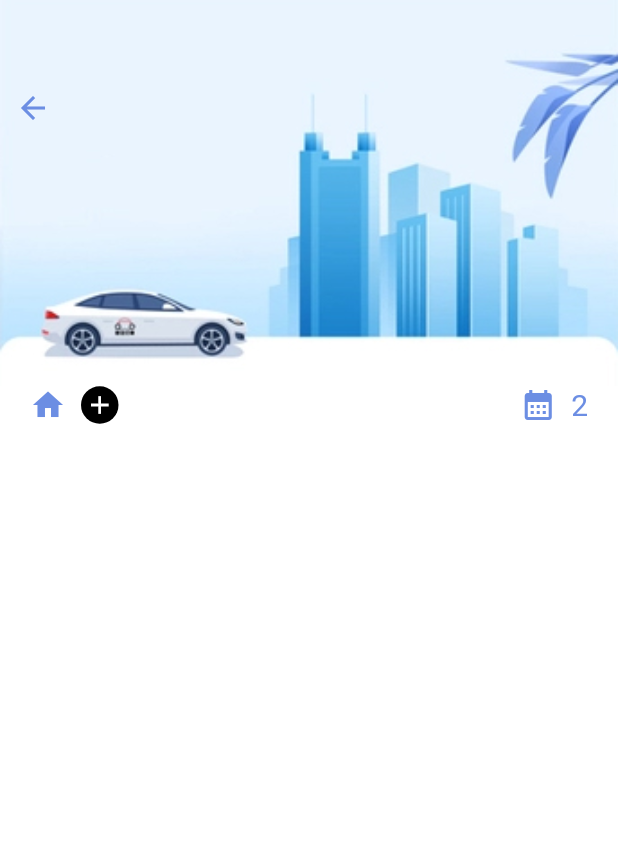
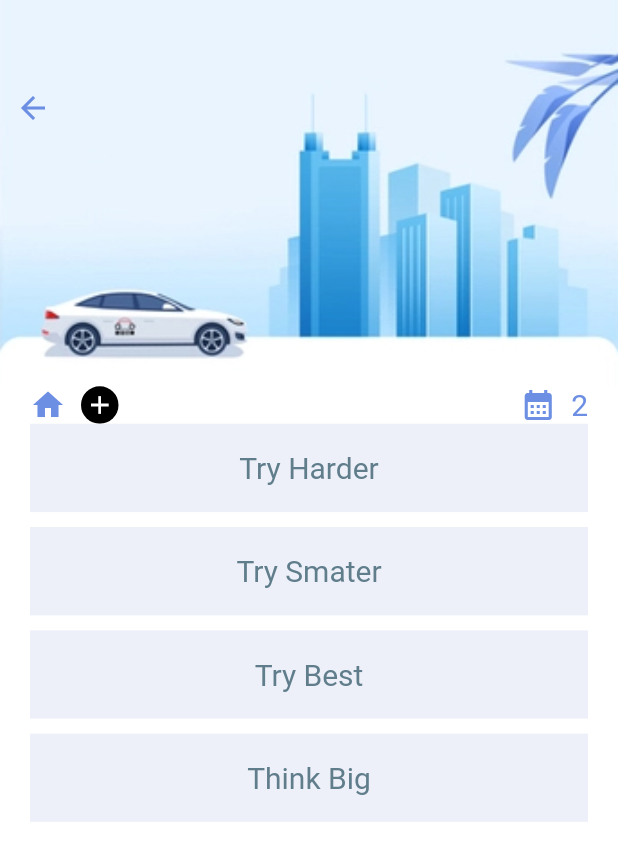
Before and after one commit to kasims07/task_managment, a Flutter app: the screen it shows after launch, on a phone screen of 412 x 824 dp. Shown: the top 861 px of the screen. Run offline on Flutter 3.47's test engine with Material 2 defaults, Android fonts, the light colour scheme and no system bars.

Commit message:
Day 3 1:23:12

```diff
--- a/lib/screens/all_tasks.dart
+++ b/lib/screens/all_tasks.dart
@@ -1,12 +1,35 @@
+import 'dart:io';
+
 import 'package:flutter/cupertino.dart';
 import 'package:flutter/material.dart';
 import 'package:task_managment/colors/app_colors.dart';
+import 'package:task_managment/widgets/button_widget.dart';
+import 'package:task_managment/widgets/task_widget.dart';
 
 class AllTasks extends StatelessWidget {
   const AllTasks({Key? key}) : super(key: key);
 
   @override
   Widget build(BuildContext context) {
+    List myData = ["Try Harder", "Try Smater", "Try Best", "Think Big"];
+    final leftEditIcon = Container(
+      margin: const EdgeInsets.only(bottom: 10),
+      color: const Color(0xFF2e3253).withOpacity(0.5),
+      child: const Icon(
+        Icons.edit,
+        color: Colors.white,
+      ),
+      alignment: Alignment.centerLeft,
+    );
+    final righDeletIcon = Container(
+      margin: const EdgeInsets.only(bottom: 10),
+      color: Colors.red,
+      child: const Icon(
+        Icons.delete,
+        color: Colors.white,
+      ),
+      alignment: Alignment.centerRight,
+    );
     return Scaffold(
       backgroundColor: Colors.white,
       body: Column(
@@ -63,6 +86,71 @@ class AllTasks extends StatelessWidget {
                 )
               ],
             ),
+          ),
+          Flexible(
+            child: ListView.builder(
+                itemCount: myData.length,
+                itemBuilder: ((context, index) {
+                  return Dismissible(
+                    background: leftEditIcon,
+                    secondaryBackground: righDeletIcon,
+                    onDismissed: (DismissDirection direction) {
+                      print("After Dismiss");
+                    },
+                    confirmDismiss: (DismissDirection direction) async {
+                      if (direction == DismissDirection.startToEnd) {
+                        showModalBottomSheet(
+                            backgroundColor: Colors.transparent,
+                            barrierColor: Colors.transparent,
+                            context: context,
+                            builder: (_) {
+                              return Container(
+                                height: 550,
+                                decoration: BoxDecoration(
+                                    color: const Color(0xFF2e3253)
+                                        .withOpacity(0.5),
+                                    borderRadius: const BorderRadius.only(
+                                        topLeft: Radius.circular(20),
+                                        topRight: Radius.circular(20))),
+                                child: Padding(
+                                  padding: const EdgeInsets.only(
+                                      left: 20, right: 20),
+                                  child: Column(
+                                    mainAxisAlignment: MainAxisAlignment.center,
+                                    children: [
+                                      ButtonWidget(
+                                          backgroundcolor: AppColors.mainColor,
+                                          text: "View",
+                                          textColor: Colors.white),
+                                      const SizedBox(
+                                        height: 20,
+                                      ),
+                                      ButtonWidget(
+                                          backgroundcolor: AppColors.mainColor,
+                                          text: "Edit",
+                                          textColor: Colors.white),
+                                    ],
+                                  ),
+                                ),
+                              );
+                            });
+                        return false;
+                      } else {
+                        return Future.delayed(Duration(seconds: 1),
+                            () => direction == DismissDirection.endToStart);
+                      }
+                    },
+                    key: ObjectKey(index),
+                    child: Container(
+                      margin: const EdgeInsets.only(
+                          left: 20, right: 20, bottom: 10),
+                      child: TaskWidget(
+                        text: myData[index],
+                        color: Colors.blueGrey,
+                      ),
+                    ),
+                  );
+                })),
           )
         ],
       ),
--- /dev/null
+++ b/lib/widgets/task_widget.dart
@@ -0,0 +1,27 @@
+import 'package:flutter/cupertino.dart';
+
+class TaskWidget extends StatelessWidget {
+  final String text;
+  final Color? color;
+  const TaskWidget({Key? key, required this.text, required this.color})
+      : super(key: key);
+
+  @override
+  Widget build(BuildContext context) {
+    return Container(
+      width: double.maxFinite,
+      height: MediaQuery.of(context).size.height / 14,
+      decoration: BoxDecoration(
+          color: Color(0xFFedf0f8), borderRadius: BorderRadius.circular(0)),
+      child: Center(
+        child: Text(
+          text,
+          style: TextStyle(
+            fontSize: 20,
+            color: color,
+          ),
+        ),
+      ),
+    );
+  }
+}
```
Also changed, not shown: pubspec.lock, 1 other file.
